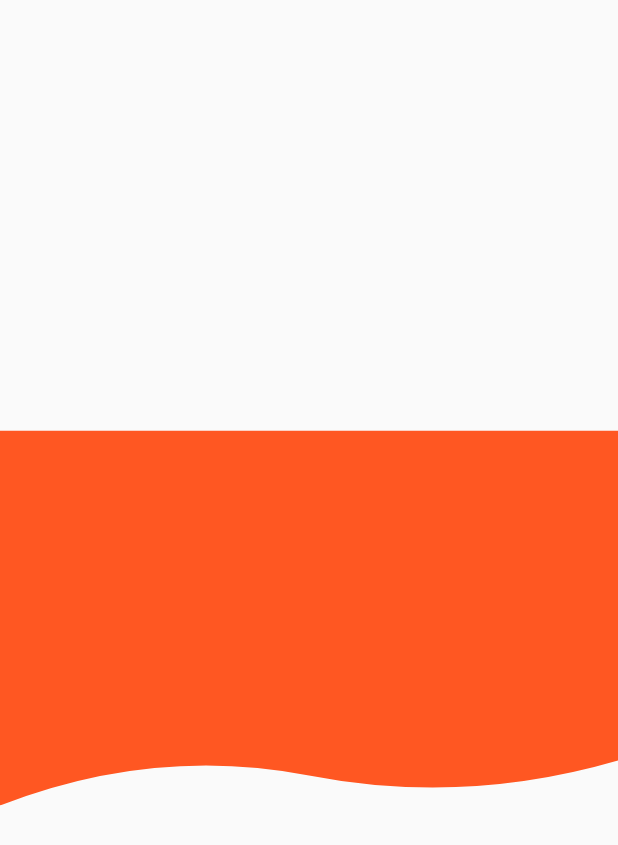
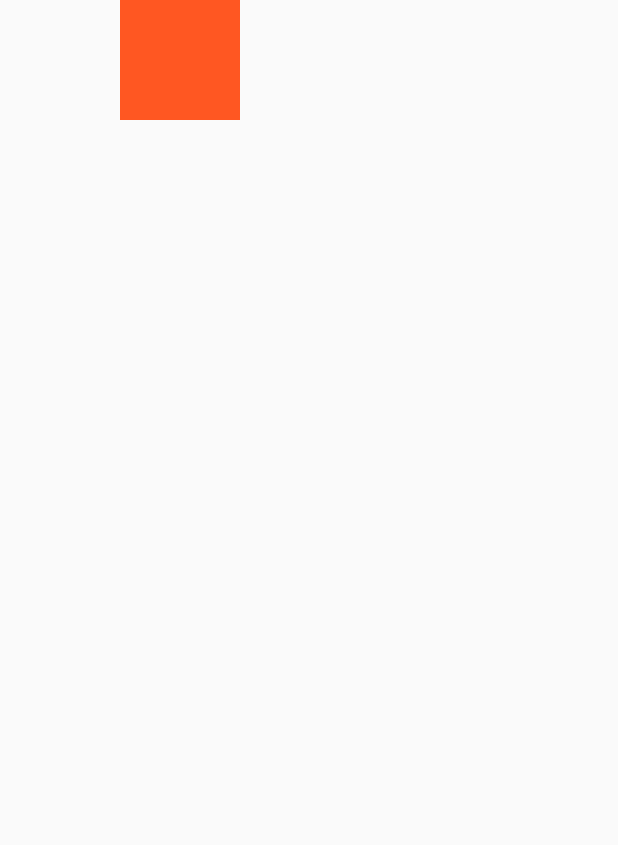
Before and after one commit to AmmarAgeeza/Flutter-Widgets, a Flutter app: the screen it shows after launch, on a phone screen of 412 x 824 dp. Shown: the top 845 px of the screen. Run offline on Flutter 3.47's test engine with Material 2 defaults, Android fonts, the phone set to English and light mode, and no system bars.

Commit message:
ClipRect Widget

```diff
--- a/lib/main.dart
+++ b/lib/main.dart
@@ -1,5 +1,6 @@
 import 'package:flutter/material.dart';
-import 'package:flutter_widgets/widgets/widget_032_clip_path.dart';
+
+import 'widgets/widget_033_clip_rect.dart';
 
 
 
@@ -15,7 +16,7 @@ class MyApp extends StatelessWidget {
     return const MaterialApp(
       title: 'Flutter Widgets',
       debugShowCheckedModeBanner: false,
-      home: ClipPathWidget(),
+      home: ClipRectWidget(),
     );
   }
 }
--- /dev/null
+++ b/lib/widgets/widget_033_clip_rect.dart
@@ -0,0 +1,31 @@
+import 'package:flutter/material.dart';
+
+class ClipRectWidget extends StatelessWidget {
+  const ClipRectWidget({super.key});
+
+  @override
+  Widget build(BuildContext context) {
+    return Scaffold(
+      body: ClipRect(
+        clipper: CustomClip(),
+        child: Container(
+          height: 3000,
+          width: 3000,
+          color: Colors.deepOrange,
+        ),
+      ),
+    );
+  }
+}
+
+class CustomClip extends CustomClipper<Rect> {
+  @override
+  Rect getClip(Size size) {
+   return const Rect.fromLTWH(80,0, 80, 80);
+  }
+
+  @override
+  bool shouldReclip(covariant CustomClipper<Rect> oldClipper) {
+    return false;
+  }
+}
```
Also changed, not shown: 1 other file.
